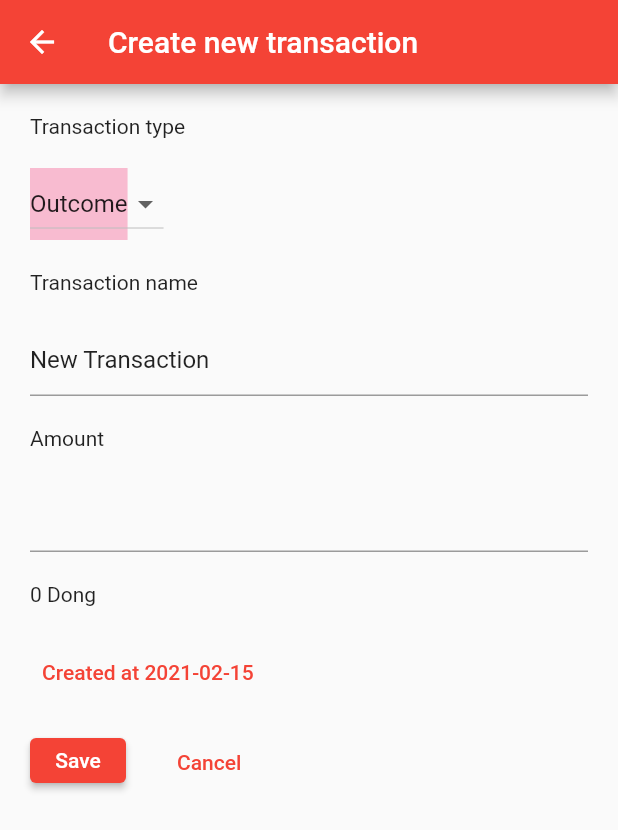
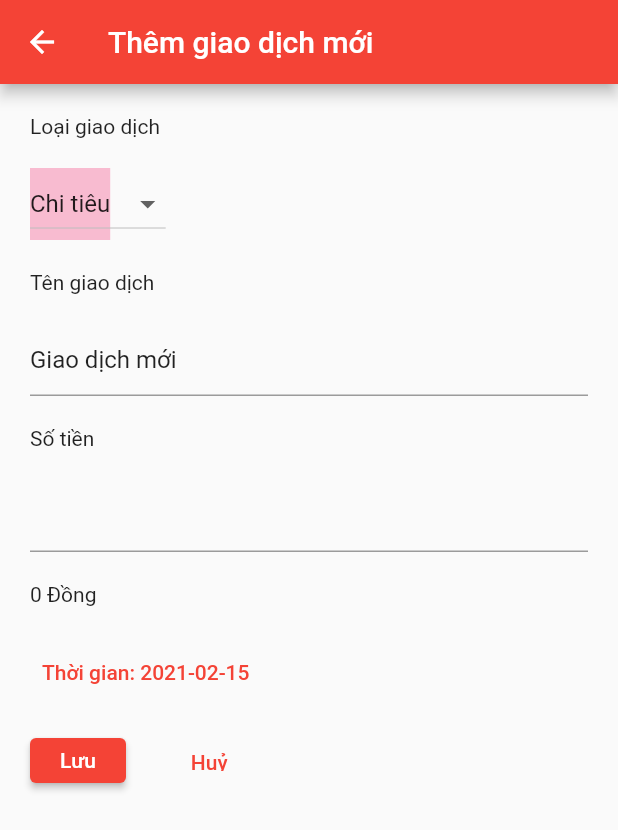
Before and after one commit to tranthehuy/mobile-wallet, a Flutter app: the screen it shows after launch, after a tap on the "add" icon, on a phone screen of 412 x 824 dp. Shown: the top 830 px of the screen. Run offline on Flutter 3.47's test engine with Material 2 defaults, Android fonts, the phone set to English and light mode, and no system bars; our stand-ins replace shared_preferences, sqflite; accounts and stored records are empty; statements that could not run were skipped.

Commit message:
Let translate from English to Vietnamese to increase coding speed

```diff
--- a/lib/components/config_form.dart
+++ b/lib/components/config_form.dart
@@ -41,7 +41,7 @@ class _ConfigFormState extends State<ConfigForm> {
         children: <Widget>[
           Padding(
             padding: EdgeInsets.fromLTRB(0, 20, 0, 20),
-            child: Text(config.translate("Đơn vị nhập"))
+            child: Text(config.translate("Unit"))
           ),
           DropdownButton<String>(
             value: _unit,
@@ -57,7 +57,7 @@ class _ConfigFormState extends State<ConfigForm> {
                 child: Container(
                   height: 50,
                   color: Colors.blue[100],
-                  child: Center(child: Text(config.translate("Đồng"))),
+                  child: Center(child: Text(config.translate("Dong"))),
                 )
               ),
               DropdownMenuItem<String>(
@@ -65,14 +65,14 @@ class _ConfigFormState extends State<ConfigForm> {
                 child: Container(
                   height: 50,
                   color: Colors.blue[200],
-                  child: Center(child: Text(config.translate("Ngàn Đồng"))),
+                  child: Center(child: Text(config.translate("Thousand Dong"))),
                 )
               )
             ],
           ),
           Padding(
             padding: EdgeInsets.fromLTRB(0, 20, 0, 20),
-            child: Text(config.translate("Ngôn ngữ"))
+            child: Text(config.translate("Language"))
           ),
           DropdownButton<String>(
             value: _language,
@@ -87,14 +87,14 @@ class _ConfigFormState extends State<ConfigForm> {
                 value: 'vn',
                 child: Container(
                   height: 50,
-                  child: Center(child: Text(config.translate('Tiếng Việt'))),
+                  child: Center(child: Text(config.translate('Vietnamese'))),
                 )
               ),
               DropdownMenuItem<String>(
                 value: 'en',
                 child: Container(
                   height: 50,
-                  child: Center(child: Text(config.translate('Tiếng Anh'))),
+                  child: Center(child: Text(config.translate('English'))),
                 )
               )
             ],
@@ -114,7 +114,7 @@ class _ConfigFormState extends State<ConfigForm> {
                       _unit, _language
                     ));
                   },
-                  child: Text(config.translate('Lưu'))
+                  child: Text(config.translate('Save'))
                 ),
                 Padding(
                   padding: EdgeInsets.all(10),
@@ -125,7 +125,7 @@ class _ConfigFormState extends State<ConfigForm> {
                     Navigator.pop(context);
                   },
                   child: Text(
-                    config.translate('Huỷ'),
+                    config.translate('Cancel'),
                     style: TextStyle(
                     // color: Colors.white,
                     ),
--- a/lib/components/main_menu.dart
+++ b/lib/components/main_menu.dart
@@ -18,28 +18,28 @@ class MainMenu extends StatelessWidget {
       children: <Widget>[
         ListTile(
           leading: Icon(Icons.edit),
-          title: Text(config.translate('Cập nhật sổ')),
+          title: Text(config.translate('Update wallet')),
           onTap: () {
             onMenuTap(MainMenuActions.update);
           },
         ),
         ListTile(
           leading: Icon(Icons.photo_album),
-          title: Text(config.translate('Thống kê')),
+          title: Text(config.translate('Summarize')),
           onTap: () {
             onMenuTap(MainMenuActions.summarize);
           },
         ),
         ListTile(
           leading: Icon(Icons.settings),
-          title: Text(config.translate('Thiết lập ứng dụng')), //
+          title: Text(config.translate('Application Settings')), //
           onTap: () {
             onMenuTap(MainMenuActions.config);
           },
         ),
         ListTile(
           leading: Icon(Icons.phone),
-          title: Text(config.translate('Hỗ trợ')),
+          title: Text(config.translate('Support')),
           onTap: () {
             onMenuTap(MainMenuActions.help);
           },
--- a/lib/components/transaction_form.dart
+++ b/lib/components/transaction_form.dart
@@ -19,8 +19,8 @@ class TransactionForm extends StatefulWidget {
 
 class TransactionFormState extends State<TransactionForm> {
   final _formKey = GlobalKey<FormState>();
-  String _type = 'chi_tieu';
-  String _name = "Giao dịch mới";
+  String _type = 'outcome';
+  String _name = "New Transaction";
   String _amount = "";
   DateTime _creationTime = DateTime.now();
 
@@ -46,7 +46,7 @@ class TransactionFormState extends State<TransactionForm> {
         children: <Widget>[
           Padding(
             padding: EdgeInsets.fromLTRB(0, 20, 0, 20),
-            child: Text(config.translate("Loại giao dịch"))
+            child: Text(config.translate("Transaction type"))
           ),
           DropdownButton<String>(
             value: _type,
@@ -57,26 +57,26 @@ class TransactionFormState extends State<TransactionForm> {
             },
             items: <DropdownMenuItem<String>>[
               DropdownMenuItem<String>(
-                value: 'chi_tieu',
+                value: 'outcome',
                 child: Container(
                   height: 50,
                   color: Colors.pink[100],
-                  child: Center(child: Text(config.translate('Chi tiêu'))),
+                  child: Center(child: Text(config.translate('Outcome'))),
                 )
               ),
               DropdownMenuItem<String>(
-                value: 'thu_nhap',
+                value: 'income',
                 child: Container(
                   height: 50,
                   color: Colors.green[100],
-                  child: Center(child: Text(config.translate('Thu nhập'))),
+                  child: Center(child: Text(config.translate('Income'))),
                 )
               )
             ],
           ),
           Padding(
             padding: EdgeInsets.fromLTRB(0, 20, 0, 20),
-            child: Text(config.translate("Tên giao dịch"))
+            child: Text(config.translate("Transaction name"))
           ),
           TextFormField(
             initialValue: config.translate(_name),
@@ -94,7 +94,7 @@ class TransactionFormState extends State<TransactionForm> {
           ),
           Padding(
             padding: EdgeInsets.fromLTRB(0, 20, 0, 20),
-            child: Text(config.translate("Số tiền"))
+            child: Text(config.translate("Amount"))
           ),
           TextFormField(
             initialValue: _amount,
@@ -115,7 +115,7 @@ class TransactionFormState extends State<TransactionForm> {
           ),
           Padding(
             padding: EdgeInsets.fromLTRB(0, 20, 0, 0),
-            child: Text(formatNumber(convertedNumber) + ' ' + config.translate('đồng')),
+            child: Text(formatNumber(convertedNumber) + ' ' + config.translate('Dong')),
           ),
           Padding(
             padding: EdgeInsets.fromLTRB(0, 20, 0, 0),
@@ -135,7 +135,7 @@ class TransactionFormState extends State<TransactionForm> {
                 }
               },
               child: Text(
-                config.translateAndReplace('Thời gian: #1', DateFormat('yyyy-MM-dd').format(_creationTime))
+                config.translateAndReplace('Created at #1', DateFormat('yyyy-MM-dd').format(_creationTime))
               )
             ),
           ),
@@ -160,7 +160,7 @@ class TransactionFormState extends State<TransactionForm> {
                       widget.onFormSubmit(transaction);
                     }
                   },
-                  child: Text(config.translate('Lưu'))
+                  child: Text(config.translate('Save'))
                 ),
                 Padding(
                   padding: EdgeInsets.all(10),
@@ -171,7 +171,7 @@ class TransactionFormState extends State<TransactionForm> {
                     Navigator.pop(context);
                   },
                   child: Text(
-                    config.translate('Huỷ'),
+                    config.translate('Cancel'),
                     style: TextStyle(
                     // color: Colors.white,
                     ),
--- a/lib/components/transaction_row.dart
+++ b/lib/components/transaction_row.dart
@@ -8,13 +8,13 @@ Container renderTransactionRow(item) {
   DateTime creationTime = convertSecondsToDateTime(item.creationTime);
   String time = DateFormat('yyyy-MM-dd').format(creationTime);
   String amount = formatNumber(item.amount);
-  String minus = item.type == 'chi_tieu' ? '-' : '';
+  String minus = item.type == 'outcome' ? '-' : '';
   return Container(
       padding: const EdgeInsets.all(8),
       height: 50,
-      color: item.type == 'chi_tieu' ? Colors.pink[200] : Colors.green[200],
+      color: item.type == 'outcome' ? Colors.pink[200] : Colors.green[200],
       child: Column(children: <Widget>[
-        Center(child: Text('${item.name}: $minus$amount ' + config.translate('đồng'))),
-        Center(child: Text(config.translateAndReplace('Ngày tạo: #1', time) )),
+        Center(child: Text('${item.name}: $minus$amount ' + config.translate('Dong'))),
+        Center(child: Text(config.translateAndReplace('Created at: #1', time) )),
       ]));
 }
--- a/lib/services/config.dart
+++ b/lib/services/config.dart
@@ -28,11 +28,16 @@ class ConfigService {
   String translate(String key) {
     if (prefs == null) return key;
     String lang = getString('language');
-    if (lang == 'vn') return key;
-    if (translatedText[key] == null) {
+    if (lang == 'en') return key;
+    if (vietnameseText[key] == null) {
       print('Missing key $key');
+      vietnameseText.forEach((key2, value) {
+        if (value == key) {
+          print('it is:      $key2      ');
+        }
+      });
     }
-    return translatedText[key] ?? key;
+    return vietnameseText[key] ?? key;
   }
 
   String translateAndReplace(String key, String value) {
--- a/lib/utils/const.dart
+++ b/lib/utils/const.dart
@@ -8,39 +8,39 @@ enum MainMenuActions {
 
 typedef FormSubmitCallback = void Function(dynamic data);
 
-Map<String, String> translatedText = {
-  'Sổ chi tiêu': 'Vietnamese Wallet',
-  'Thêm giao dịch mới': 'Create new transaction',
-  'Cập nhật sổ': 'Update wallet',
-  'Thống kê': 'Summarize',
-  'Thống kê thu nhập': 'Summarize profit',
-  'Lọc': 'Filter',
-  'Thiết lập ứng dụng': 'Application Settings',
-  'Hỗ trợ': 'Support',
-  'Liên hệ: tranthehuythesecond@gmail.com': 'Contact: tranthehuythesecond@gmail.com',
-  'Đã cập nhật cài đặt mới': 'Updated new config',
-  'Đã thêm vào bộ nhớ': 'Saved',
-  'Đã xoá': 'Removed',
-  'Xoá hết các giao dịch': 'Remove all transaction',
-  'Đơn vị nhập': 'Unit',
-  'Đồng': 'Dong',
-  'Ngàn Đồng': 'Thousand Dong',
-  'Ngôn ngữ': 'Language',
-  'Tiếng Việt': 'Vietnamese',
-  'Tiếng Anh': 'English',
-  'Lưu': 'Save',
-  'Huỷ': 'Cancel',
-  'Chi phí: #1 đồng': 'Outcome: #1 Dong',
-  'Thu nhập: #1 đồng': 'Income: #1 Dong',
-  'Tổng: #1 đồng': 'Sum: #1 Dong',
-  'đồng': 'Dong',
-  'Ngày tạo: #1': 'Created at: #1',
-  'Loại giao dịch': 'Transaction type',
-  'Chi tiêu': 'Outcome',
-  'Thu nhập': 'Income',
-  'Tên giao dịch': 'Transaction name',
-  'Số tiền': 'Amount',
-  'Thời gian: #1': 'Created at #1',
-  'Giao dịch mới': 'New Transaction',
-  'Danh sách rỗng': 'There is no transaction to show',
+Map<String, String> vietnameseText = {
+  'Vietnamese Wallet':'Sổ chi tiêu',
+  'Create new transaction':'Thêm giao dịch mới',
+  'Update wallet':'Cập nhật sổ',
+  'Summarize':'Thống kê',
+  'Summarize profit':'Thống kê thu nhập',
+  'Filter':'Lọc',
+  'Application Settings':'Thiết lập ứng dụng',
+  'Support':'Hỗ trợ',
+  'Contact: tranthehuythesecond@gmail.com':'Liên hệ: tranthehuythesecond@gmail.com',
+  'Updated new config':'Đã cập nhật cài đặt mới',
+  'Saved':'Đã thêm vào bộ nhớ',
+  'Removed':'Đã xoá',
+  'Remove all transaction':'Xoá hết các giao dịch',
+  'Unit':'Đơn vị nhập',
+  'Dong':'Đồng',
+  'Thousand Dong':'Ngàn Đồng',
+  'Language':'Ngôn ngữ',
+  'Vietnamese':'Tiếng Việt',
+  'English':'Tiếng Anh',
+  'Save':'Lưu',
+  'Cancel':'Huỷ',
+  'Outcome: #1 Dong':'Chi phí: #1 đồng',
+  'Income: #1 Dong':'Thu nhập: #1 đồng',
+  'Sum: #1 Dong':'Tổng: #1 đồng',
+  'Created at: #1':'Ngày tạo: #1',
+  'Transaction type':'Loại giao dịch',
+  'Outcome':'Chi tiêu',
+  'Income':'Thu nhập',
+  'Transaction name':'Tên giao dịch',
+  'Amount':'Số tiền',
+  'Created at #1':'Thời gian: #1',
+  'New Transaction':'Giao dịch mới',
+  'There is no transaction to show':'Danh sách rỗng',
+  'This field is required': 'Vui lòng không để trống',
 };
--- a/lib/utils/global.dart
+++ b/lib/utils/global.dart
@@ -9,7 +9,7 @@ String formatNumber (int value) {
 int parseInt (String str) {
   int number = 0;
   try {
-    number = int.parse(str);
+    number = str == '' ? 0 : int.parse(str);
   } on Exception catch (_) {
     print(_);
   }
@@ -30,7 +30,7 @@ void notifySuccess(BuildContext context, String message) {
     content: Text(message),
     duration: Duration(seconds: 1),
     action: SnackBarAction(
-      label: 'Đóng',
+      label: 'X',
       onPressed: () { },
     ),
   ));
--- a/lib/views/config.dart
+++ b/lib/views/config.dart
@@ -18,7 +18,7 @@ class ConfigPage extends StatelessWidget {
 
     return new Scaffold(
         appBar: new AppBar(
-          title: new Text(config.translate("Thiết lập ứng dụng")),
+          title: new Text(config.translate("Application Settings")),
         ),
         body: Padding(
             padding: EdgeInsets.all(10),
@@ -33,7 +33,7 @@ class ConfigPage extends StatelessWidget {
                       String language = data.language;
                       ConfigService.setString('unit', unit);
                       ConfigService.setString('language', language);
-                      notifySuccess(context, config.translate('Đã cập nhật cài đặt mới'));
+                      notifySuccess(context, config.translate('Updated new config'));
                       refeshCallback(true);
                     }
                   ),
@@ -41,10 +41,10 @@ class ConfigPage extends StatelessWidget {
                       onPressed: () async {
                         TransactionsService service = TransactionsService();
                         await service.clear();
-                        notifySuccess(context, config.translate('Đã xoá'));
+                        notifySuccess(context, config.translate('Removed'));
                       },
                       child: Text(
-                        config.translate('Xoá hết các giao dịch'),
+                        config.translate('Remove all transaction'),
                         style: TextStyle(
                             // color: Colors.white,
                             ),
--- a/lib/views/help.dart
+++ b/lib/views/help.dart
@@ -8,11 +8,11 @@ class HelpPage extends StatelessWidget {
 
     return new Scaffold(
       appBar: new AppBar(
-        title: new Text(config.translate("Hỗ trợ")),
+        title: new Text(config.translate("Support")),
       ),
       body: Padding(
         padding: EdgeInsets.all(10),
-        child: new Text(config.translate("Liên hệ: tranthehuythesecond@gmail.com")),
+        child: new Text(config.translate("Contact: tranthehuythesecond@gmail.com")),
       )
     );
   }
--- a/lib/views/home.dart
+++ b/lib/views/home.dart
@@ -10,7 +10,7 @@ class MenuHomePage extends StatelessWidget {
 
     return Scaffold(
       appBar: AppBar(
-        title: Text(config.translate('Sổ chi tiêu')),
+        title: Text(config.translate('Vietnamese Wallet')),
       ),
       body: MainMenu(
         onMenuTap: (MainMenuActions id) {
@@ -32,7 +32,7 @@ class MenuHomePage extends StatelessWidget {
         onPressed: () {
           Navigator.pushNamed(context, '/update');
         },
-        tooltip: config.translate('Thêm giao dịch mới'),
+        tooltip: config.translate('Create new transaction'),
         child: Icon(Icons.add),
       ),
     );
--- a/lib/views/sum.dart
+++ b/lib/views/sum.dart
@@ -24,7 +24,7 @@ class _SumPageState extends State<SumPage> {
     int newSumOutcome = 0;
 
     for (var i = 0; i < newItems.length; i++) {
-      if (newItems[i].type == 'thu_nhap') {
+      if (newItems[i].type == 'income') {
         newSumIncome += newItems[i].amount;
       } else {
         newSumOutcome += newItems[i].amount;
@@ -76,11 +76,11 @@ class _SumPageState extends State<SumPage> {
                 crossAxisAlignment: CrossAxisAlignment.end,
                 children: <Widget>[
                   Text(config.translateAndReplace(
-                      'Thu nhập: #1 đồng', formatNumber(sumIncome))),
+                      'Income: #1 Dong', formatNumber(sumIncome))),
                   Text(config.translateAndReplace(
-                      'Chi phí: #1 đồng', formatNumber(sumOutcome))),
+                      'Outcome: #1 Dong', formatNumber(sumOutcome))),
                   Text(config.translateAndReplace(
-                      'Tổng: #1 đồng', formatNumber(sumIncome - sumOutcome))),
+                      'Sum: #1 Dong', formatNumber(sumIncome - sumOutcome))),
                   Divider(),
                   renderTransactionRow(items[index])
                 ]);
@@ -90,19 +90,19 @@ class _SumPageState extends State<SumPage> {
         separatorBuilder: (BuildContext context, int index) => const Divider(),
       );
     } else {
-      content = renderTextRow('Danh sách rỗng', Colors.cyan[100]);
+      content = renderTextRow('There is no transaction to show', Colors.cyan[100]);
     }
 
     return new Scaffold(
         appBar: new AppBar(
-          title: new Text(config.translate("Thống kê thu nhập")),
+          title: new Text(config.translate("Summarize profit")),
           actions: <Widget>[
             TextButton(
                 onPressed: () {
                   showFilterBox();
                 },
                 child: Text(
-                  config.translate('Lọc'),
+                  config.translate('Filter'),
                   style: TextStyle(
                     color: Colors.white,
                   ),
--- a/lib/views/update.dart
+++ b/lib/views/update.dart
@@ -10,7 +10,7 @@ class UpdatePage extends StatelessWidget {
     ConfigService config = ConfigService();
     return new Scaffold(
       appBar: new AppBar(
-        title: new Text(config.translate("Thêm giao dịch mới")),
+        title: new Text(config.translate("Create new transaction")),
       ),
       body: Container(
         margin: const EdgeInsets.only(left: 20.0, right: 20.0),
```
